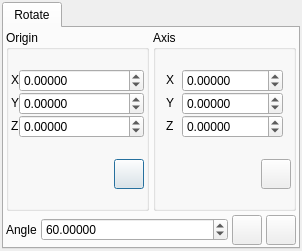
trisyoungs/aten, file src/gui/transform.ui: the form before one commit.
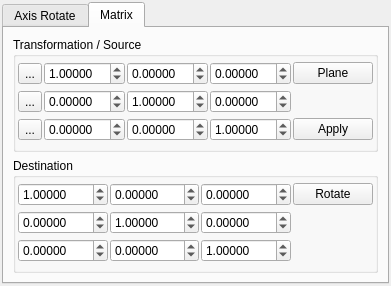
The form after the commit. Icons and pictures are not drawn.

Commit message: Tweaked filter loading (no attempt is made to load user filters if the main filters cannot be loaded/found). Removed 'Model *altmodel' from arguments to Command::execute() and CommandList::execute(). Added widgets for matrix transformation of selection.

```diff
--- a/src/gui/transform.ui
+++ b/src/gui/transform.ui
@@ -5,8 +5,8 @@
    <rect>
     <x>0</x>
     <y>0</y>
-    <width>302</width>
-    <height>251</height>
+    <width>368</width>
+    <height>286</height>
    </rect>
   </property>
   <property name="windowTitle" >
@@ -25,11 +25,11 @@
    <item>
     <widget class="QTabWidget" name="tabWidget" >
      <property name="currentIndex" >
-      <number>0</number>
+      <number>1</number>
      </property>
      <widget class="QWidget" name="RotateTab" >
       <attribute name="title" >
-       <string>Rotate</string>
+       <string>Axis Rotate</string>
       </attribute>
       <layout class="QVBoxLayout" >
        <property name="margin" >
@@ -539,6 +539,613 @@
        </item>
       </layout>
      </widget>
+     <widget class="QWidget" name="MatrixTab" >
+      <attribute name="title" >
+       <string>Matrix</string>
+      </attribute>
+      <layout class="QVBoxLayout" >
+       <property name="margin" >
+        <number>9</number>
+       </property>
+       <property name="spacing" >
+        <number>6</number>
+       </property>
+       <item>
+        <widget class="QGroupBox" name="GridOriginGroup" >
+         <property name="sizePolicy" >
+          <sizepolicy>
+           <hsizetype>1</hsizetype>
+           <vsizetype>5</vsizetype>
+           <horstretch>0</horstretch>
+           <verstretch>0</verstretch>
+          </sizepolicy>
+         </property>
+         <property name="title" >
+          <string>Transformation / Source</string>
+         </property>
+         <layout class="QHBoxLayout" >
+          <property name="margin" >
+           <number>2</number>
+          </property>
+          <property name="spacing" >
+           <number>4</number>
+          </property>
+          <item>
+           <layout class="QGridLayout" >
+            <property name="margin" >
+             <number>0</number>
+            </property>
+            <property name="spacing" >
+             <number>2</number>
+            </property>
+            <item row="0" column="3" >
+             <widget class="QDoubleSpinBox" name="SourceMatrixAZSpin" >
+              <property name="sizePolicy" >
+               <sizepolicy>
+                <hsizetype>7</hsizetype>
+                <vsizetype>0</vsizetype>
+                <horstretch>0</horstretch>
+                <verstretch>0</verstretch>
+               </sizepolicy>
+              </property>
+              <property name="decimals" >
+               <number>5</number>
+              </property>
+              <property name="maximum" >
+               <double>10.000000000000000</double>
+              </property>
+              <property name="minimum" >
+               <double>-10.000000000000000</double>
+              </property>
+              <property name="singleStep" >
+               <double>0.100000000000000</double>
+              </property>
+             </widget>
+            </item>
+            <item row="2" column="4" >
+             <widget class="QPushButton" name="ApplyTransformButton" >
+              <property name="text" >
+               <string>Apply</string>
+              </property>
+             </widget>
+            </item>
+            <item row="2" column="1" >
+             <widget class="QDoubleSpinBox" name="SourceMatrixCXSpin" >
+              <property name="sizePolicy" >
+               <sizepolicy>
+                <hsizetype>7</hsizetype>
+                <vsizetype>0</vsizetype>
+                <horstretch>0</horstretch>
+                <verstretch>0</verstretch>
+               </sizepolicy>
+              </property>
+              <property name="decimals" >
+               <number>5</number>
+              </property>
+              <property name="maximum" >
+               <double>10.000000000000000</double>
+              </property>
+              <property name="minimum" >
+               <double>-10.000000000000000</double>
+              </property>
+              <property name="singleStep" >
+               <double>0.100000000000000</double>
+              </property>
+             </widget>
+            </item>
+            <item row="0" column="1" >
+             <widget class="QDoubleSpinBox" name="SourceMatrixAXSpin" >
+              <property name="sizePolicy" >
+               <sizepolicy>
+                <hsizetype>7</hsizetype>
+                <vsizetype>0</vsizetype>
+                <horstretch>0</horstretch>
+                <verstretch>0</verstretch>
+               </sizepolicy>
+              </property>
+              <property name="decimals" >
+               <number>5</number>
+              </property>
+              <property name="maximum" >
+               <double>10.000000000000000</double>
+              </property>
+              <property name="minimum" >
+               <double>-10.000000000000000</double>
+              </property>
+              <property name="singleStep" >
+               <double>0.100000000000000</double>
+              </property>
+              <property name="value" >
+               <double>1.000000000000000</double>
+              </property>
+             </widget>
+            </item>
+            <item row="2" column="3" >
+             <widget class="QDoubleSpinBox" name="SourceMatrixCZSpin" >
+              <property name="sizePolicy" >
+               <sizepolicy>
+                <hsizetype>7</hsizetype>
+                <vsizetype>0</vsizetype>
+                <horstretch>0</horstretch>
+                <verstretch>0</verstretch>
+               </sizepolicy>
+              </property>
+              <property name="decimals" >
+               <number>5</number>
+              </property>
+              <property name="maximum" >
+               <double>10.000000000000000</double>
+              </property>
+              <property name="minimum" >
+               <double>-10.000000000000000</double>
+              </property>
+              <property name="singleStep" >
+               <double>0.100000000000000</double>
+              </property>
+              <property name="value" >
+               <double>1.000000000000000</double>
+              </property>
+             </widget>
+            </item>
+            <item row="0" column="4" >
+             <widget class="QPushButton" name="DefineFromPlaneButton" >
+              <property name="text" >
+               <string>Plane</string>
+              </property>
+              <property name="icon" >
+               <iconset resource="icons.qrc" >:/basic/icons/basic_define.svg</iconset>
+              </property>
+              <property name="iconSize" >
+               <size>
+                <width>20</width>
+                <height>20</height>
+               </size>
+              </property>
+             </widget>
+            </item>
+            <item row="1" column="3" >
+             <widget class="QDoubleSpinBox" name="SourceMatrixBZSpin" >
+              <property name="sizePolicy" >
+               <sizepolicy>
+                <hsizetype>7</hsizetype>
+                <vsizetype>0</vsizetype>
+                <horstretch>0</horstretch>
+                <verstretch>0</verstretch>
+               </sizepolicy>
+              </property>
+              <property name="decimals" >
+               <number>5</number>
+              </property>
+              <property name="maximum" >
+               <double>10.000000000000000</double>
+              </property>
+              <property name="minimum" >
+               <double>-10.000000000000000</double>
+              </property>
+              <property name="singleStep" >
+               <double>0.100000000000000</double>
+              </property>
+             </widget>
+            </item>
+            <item row="0" column="2" >
+             <widget class="QDoubleSpinBox" name="SourceMatrixAYSpin" >
+              <property name="sizePolicy" >
+               <sizepolicy>
+                <hsizetype>7</hsizetype>
+                <vsizetype>0</vsizetype>
+                <horstretch>0</horstretch>
+                <verstretch>0</verstretch>
+               </sizepolicy>
+              </property>
+              <property name="decimals" >
+               <number>5</number>
+              </property>
+              <property name="maximum" >
+               <double>10.000000000000000</double>
+              </property>
+              <property name="minimum" >
+               <double>-10.000000000000000</double>
+              </property>
+              <property name="singleStep" >
+               <double>0.100000000000000</double>
+              </property>
+             </widget>
+            </item>
+            <item row="1" column="1" >
+             <widget class="QDoubleSpinBox" name="SourceMatrixBXSpin" >
+              <property name="sizePolicy" >
+               <sizepolicy>
+                <hsizetype>7</hsizetype>
+                <vsizetype>0</vsizetype>
+                <horstretch>0</horstretch>
+                <verstretch>0</verstretch>
+               </sizepolicy>
+              </property>
+              <property name="decimals" >
+               <number>5</number>
+              </property>
+              <property name="maximum" >
+               <double>10.000000000000000</double>
+              </property>
+              <property name="minimum" >
+               <double>-10.000000000000000</double>
+              </property>
+              <property name="singleStep" >
+               <double>0.100000000000000</double>
+              </property>
+             </widget>
+            </item>
+            <item row="2" column="2" >
+             <widget class="QDoubleSpinBox" name="SourceMatrixCYSpin" >
+              <property name="sizePolicy" >
+               <sizepolicy>
+                <hsizetype>7</hsizetype>
+                <vsizetype>0</vsizetype>
+                <horstretch>0</horstretch>
+                <verstretch>0</verstretch>
+               </sizepolicy>
+              </property>
+              <property name="decimals" >
+               <number>5</number>
+              </property>
+              <property name="maximum" >
+               <double>10.000000000000000</double>
+              </property>
+              <property name="minimum" >
+               <double>-10.000000000000000</double>
+              </property>
+              <property name="singleStep" >
+               <double>0.100000000000000</double>
+              </property>
+             </widget>
+            </item>
+            <item row="1" column="2" >
+             <widget class="QDoubleSpinBox" name="SourceMatrixBYSpin" >
+              <property name="sizePolicy" >
+               <sizepolicy>
+                <hsizetype>7</hsizetype>
+                <vsizetype>0</vsizetype>
+                <horstretch>0</horstretch>
+                <verstretch>0</verstretch>
+               </sizepolicy>
+              </property>
+              <property name="decimals" >
+               <number>5</number>
+              </property>
+              <property name="maximum" >
+               <double>10.000000000000000</double>
+              </property>
+              <property name="minimum" >
+               <double>-10.000000000000000</double>
+              </property>
+              <property name="singleStep" >
+               <double>0.100000000000000</double>
+              </property>
+              <property name="value" >
+               <double>1.000000000000000</double>
+              </property>
+             </widget>
+            </item>
+            <item row="0" column="0" >
+             <widget class="QToolButton" name="DefineSourceXButton" >
+              <property name="text" >
+               <string>...</string>
+              </property>
+              <property name="icon" >
+               <iconset resource="icons.qrc" >:/basic/icons/basic_define.svg</iconset>
+              </property>
+              <property name="iconSize" >
+               <size>
+                <width>16</width>
+                <height>16</height>
+               </size>
+              </property>
+             </widget>
+            </item>
+            <item row="1" column="0" >
+             <widget class="QToolButton" name="DefineSourceYButton" >
+              <property name="text" >
+               <string>...</string>
+              </property>
+              <property name="icon" >
+               <iconset resource="icons.qrc" >:/basic/icons/basic_define.svg</iconset>
+              </property>
+              <property name="iconSize" >
+               <size>
+                <width>16</width>
+                <height>16</height>
+               </size>
+              </property>
+             </widget>
+            </item>
+            <item row="2" column="0" >
+             <widget class="QToolButton" name="DefineSourceZButton" >
+              <property name="text" >
+               <string>...</string>
+              </property>
+              <property name="icon" >
+               <iconset resource="icons.qrc" >:/basic/icons/basic_define.svg</iconset>
+              </property>
+              <property name="iconSize" >
+               <size>
+                <width>16</width>
+                <height>16</height>
+               </size>
+              </property>
+             </widget>
+            </item>
+           </layout>
+          </item>
+         </layout>
+        </widget>
+       </item>
+       <item>
+        <widget class="QGroupBox" name="GridOriginGroup_2" >
+         <property name="sizePolicy" >
+          <sizepolicy>
+           <hsizetype>1</hsizetype>
+           <vsizetype>5</vsizetype>
+           <horstretch>0</horstretch>
+           <verstretch>0</verstretch>
+          </sizepolicy>
+         </property>
+         <property name="title" >
+          <string>Destination</string>
+         </property>
+         <layout class="QHBoxLayout" >
+          <property name="margin" >
+           <number>2</number>
+          </property>
+          <property name="spacing" >
+           <number>4</number>
+          </property>
+          <item>
+           <layout class="QGridLayout" >
+            <property name="margin" >
+             <number>0</number>
+            </property>
+            <property name="spacing" >
+             <number>2</number>
+            </property>
+            <item row="1" column="1" >
+             <widget class="QDoubleSpinBox" name="DestMatrixBYSpin" >
+              <property name="sizePolicy" >
+               <sizepolicy>
+                <hsizetype>7</hsizetype>
+                <vsizetype>0</vsizetype>
+                <horstretch>0</horstretch>
+                <verstretch>0</verstretch>
+               </sizepolicy>
+              </property>
+              <property name="decimals" >
+               <number>5</number>
+              </property>
+              <property name="maximum" >
+               <double>10.000000000000000</double>
+              </property>
+              <property name="minimum" >
+               <double>-10.000000000000000</double>
+              </property>
+              <property name="singleStep" >
+               <double>0.100000000000000</double>
+              </property>
+              <property name="value" >
+               <double>1.000000000000000</double>
+              </property>
+             </widget>
+            </item>
+            <item row="2" column="1" >
+             <widget class="QDoubleSpinBox" name="DestMatrixCYSpin" >
+              <property name="sizePolicy" >
+               <sizepolicy>
+                <hsizetype>7</hsizetype>
+                <vsizetype>0</vsizetype>
+                <horstretch>0</horstretch>
+                <verstretch>0</verstretch>
+               </sizepolicy>
+              </property>
+              <property name="decimals" >
+               <number>5</number>
+              </property>
+              <property name="maximum" >
+               <double>10.000000000000000</double>
+              </property>
+              <property name="minimum" >
+               <double>-10.000000000000000</double>
+              </property>
+              <property name="singleStep" >
+               <double>0.100000000000000</double>
+              </property>
+             </widget>
+            </item>
+            <item row="1" column="0" >
+             <widget class="QDoubleSpinBox" name="DestMatrixBXSpin" >
+              <property name="sizePolicy" >
+               <sizepolicy>
+                <hsizetype>7</hsizetype>
+                <vsizetype>0</vsizetype>
+                <horstretch>0</horstretch>
+                <verstretch>0</verstretch>
+               </sizepolicy>
+              </property>
+              <property name="decimals" >
+               <number>5</number>
+              </property>
+              <property name="maximum" >
+               <double>10.000000000000000</double>
+              </property>
+              <property name="minimum" >
+               <double>-10.000000000000000</double>
+              </property>
+              <property name="singleStep" >
+               <double>0.100000000000000</double>
+              </property>
+             </widget>
+            </item>
+            <item row="0" column="2" >
+             <widget class="QDoubleSpinBox" name="DestMatrixAZSpin" >
+              <property name="sizePolicy" >
+               <sizepolicy>
+                <hsizetype>7</hsizetype>
+                <vsizetype>0</vsizetype>
+                <horstretch>0</horstretch>
+                <verstretch>0</verstretch>
+               </sizepolicy>
+              </property>
+              <property name="decimals" >
+               <number>5</number>
+              </property>
+              <property name="maximum" >
+               <double>10.000000000000000</double>
+              </property>
+              <property name="minimum" >
+               <double>-10.000000000000000</double>
+              </property>
+              <property name="singleStep" >
+               <double>0.100000000000000</double>
+              </property>
+             </widget>
+            </item>
+            <item row="0" column="0" >
+             <widget class="QDoubleSpinBox" name="DestMatrixAXSpin" >
+              <property name="sizePolicy" >
+               <sizepolicy>
+                <hsizetype>7</hsizetype>
+                <vsizetype>0</vsizetype>
+                <horstretch>0</horstretch>
+                <verstretch>0</verstretch>
+               </sizepolicy>
+              </property>
+              <property name="decimals" >
+               <number>5</number>
+              </property>
+              <property name="maximum" >
+               <double>10.000000000000000</double>
+              </property>
+              <property name="minimum" >
+               <double>-10.000000000000000</double>
+              </property>
+              <property name="singleStep" >
+               <double>0.100000000000000</double>
+              </property>
+              <property name="value" >
+               <double>1.000000000000000</double>
+              </property>
+             </widget>
+            </item>
+            <item row="0" column="1" >
+             <widget class="QDoubleSpinBox" name="DestMatrixAYSpin" >
+              <property name="sizePolicy" >
+               <sizepolicy>
+                <hsizetype>7</hsizetype>
+                <vsizetype>0</vsizetype>
+                <horstretch>0</horstretch>
+                <verstretch>0</verstretch>
+               </sizepolicy>
+              </property>
+              <property name="decimals" >
+               <number>5</number>
+              </property>
+              <property name="maximum" >
+               <double>10.000000000000000</double>
+              </property>
+              <property name="minimum" >
+               <double>-10.000000000000000</double>
+              </property>
+              <property name="singleStep" >
+               <double>0.100000000000000</double>
+              </property>
+             </widget>
+            </item>
+            <item row="2" column="0" >
+             <widget class="QDoubleSpinBox" name="DestMatrixCXSpin" >
+              <property name="sizePolicy" >
+               <sizepolicy>
+                <hsizetype>7</hsizetype>
+                <vsizetype>0</vsizetype>
+                <horstretch>0</horstretch>
+                <verstretch>0</verstretch>
+               </sizepolicy>
+              </property>
+              <property name="decimals" >
+               <number>5</number>
+              </property>
+              <property name="maximum" >
+               <double>10.000000000000000</double>
+              </property>
+              <property name="minimum" >
+               <double>-10.000000000000000</double>
+              </property>
+              <property name="singleStep" >
+               <double>0.100000000000000</double>
+              </property>
+             </widget>
+            </item>
+            <item row="1" column="2" >
+             <widget class="QDoubleSpinBox" name="DestMatrixBZSpin" >
+              <property name="sizePolicy" >
+               <sizepolicy>
+                <hsizetype>7</hsizetype>
+                <vsizetype>0</vsizetype>
+                <horstretch>0</horstretch>
+                <verstretch>0</verstretch>
+               </sizepolicy>
+              </property>
+              <property name="decimals" >
+               <number>5</number>
+              </property>
+              <property name="maximum" >
+               <double>10.000000000000000</double>
+              </property>
+              <property name="minimum" >
+               <double>-10.000000000000000</double>
+              </property>
+              <property name="singleStep" >
+               <double>0.100000000000000</double>
+              </property>
+             </widget>
+            </item>
+            <item row="2" column="2" >
+             <widget class="QDoubleSpinBox" name="DestMatrixCZSpin" >
+              <property name="sizePolicy" >
+               <sizepolicy>
+                <hsizetype>7</hsizetype>
+                <vsizetype>0</vsizetype>
+                <horstretch>0</horstretch>
+                <verstretch>0</verstretch>
+               </sizepolicy>
+              </property>
+              <property name="decimals" >
+               <number>5</number>
+              </property>
+              <property name="maximum" >
+               <double>10.000000000000000</double>
+              </property>
+              <property name="minimum" >
+               <double>-10.000000000000000</double>
+              </property>
+              <property name="singleStep" >
+               <double>0.100000000000000</double>
+              </property>
+              <property name="value" >
+               <double>1.000000000000000</double>
+              </property>
+             </widget>
+            </item>
+            <item row="0" column="3" >
+             <widget class="QPushButton" name="RotateIntoButton" >
+              <property name="text" >
+               <string>Rotate</string>
+              </property>
+             </widget>
+            </item>
+           </layout>
+          </item>
+         </layout>
+        </widget>
+       </item>
+      </layout>
+     </widget>
     </widget>
    </item>
   </layout>
```
The commit also changes 12 other files.
